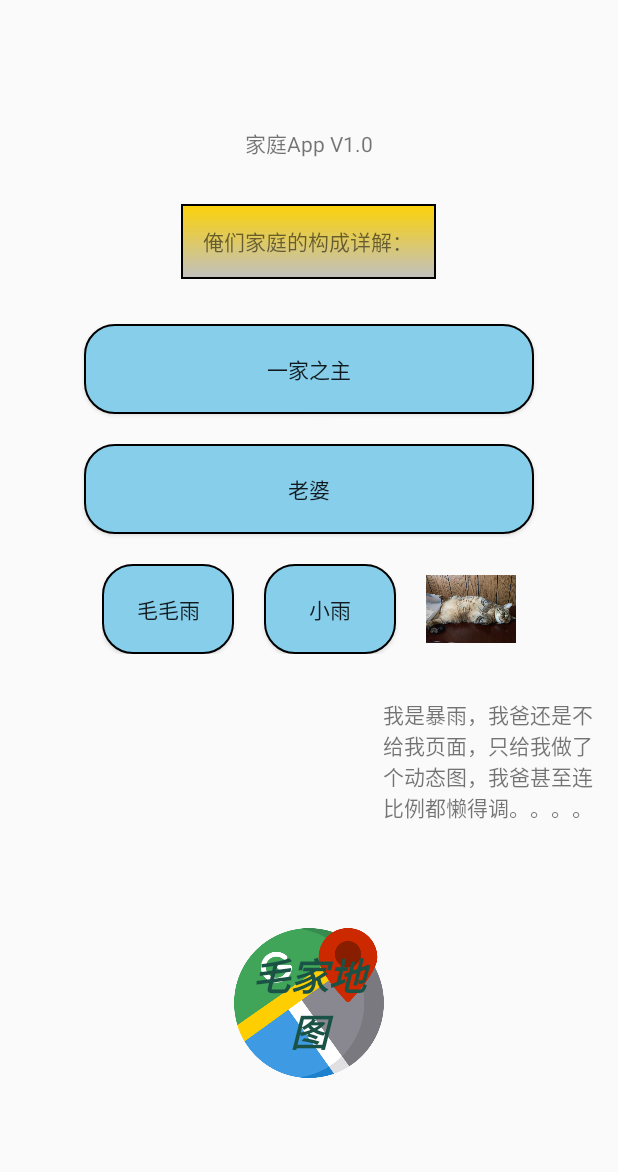
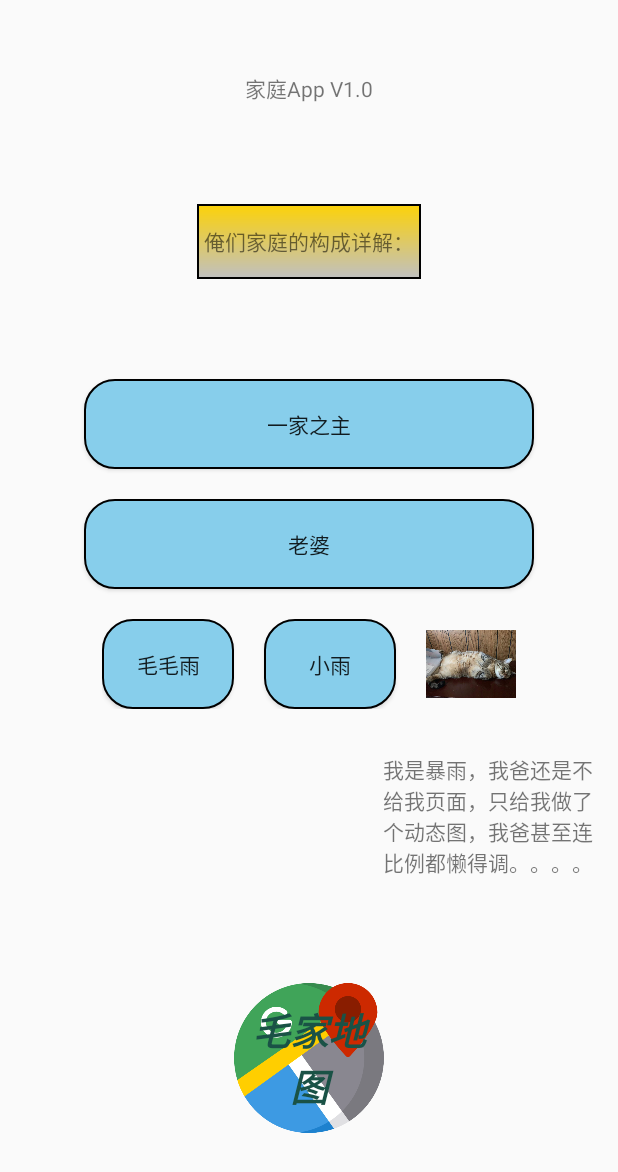
Before and after one commit to yuqingmao/family, an Android app: the ActFirst screen opened directly, with no data from a screen before it, on a phone screen of 412 x 824 dp. Shown: the top 1172 px of the screen. Run offline under Robolectric (Android 15) with nearby library versions, the phone set to English and light mode, and no system bars.

Commit message:
Praticed the LayoutParams briefly

```diff
--- a/app/src/main/java/com/example/family/ActFirst.java
+++ b/app/src/main/java/com/example/family/ActFirst.java
@@ -11,8 +11,11 @@ import android.os.Handler;
 import android.os.Message;
 import android.util.Log;
 import android.view.View;
+import android.view.ViewGroup;
 import android.widget.Button;
 import android.widget.ImageView;
+import android.widget.LinearLayout;
+import android.widget.TextView;
 
 import java.util.Timer;
 import java.util.TimerTask;
@@ -119,6 +122,14 @@ public class ActFirst extends Activity {
         super.onStart();
 
         Log.d("ActFirst", "onStart: ");
+
+        LinearLayout layout = new LinearLayout(mContext);
+        LinearLayout.LayoutParams params = new LinearLayout.LayoutParams(
+                findViewById(R.id.t4).getLayoutParams());
+        params.width = ViewGroup.LayoutParams.WRAP_CONTENT;
+        params.setMargins(0, 100, 0, 100);
+        TextView cur = findViewById(R.id.t4);
+        cur.setLayoutParams(params);
     }
     protected void onResume(){
         super.onResume();
--- a/app/src/main/res/layout/act_first.xml
+++ b/app/src/main/res/layout/act_first.xml
@@ -1,6 +1,7 @@
 <?xml version="1.0" encoding="utf-8"?>
 <LinearLayout xmlns:android="http://schemas.android.com/apk/res/android"
     xmlns:tools="http://schemas.android.com/tools"
+    android:id="@+id/llo1"
     android:layout_width="match_parent"
     android:layout_height="match_parent"
     android:orientation="vertical"
```
